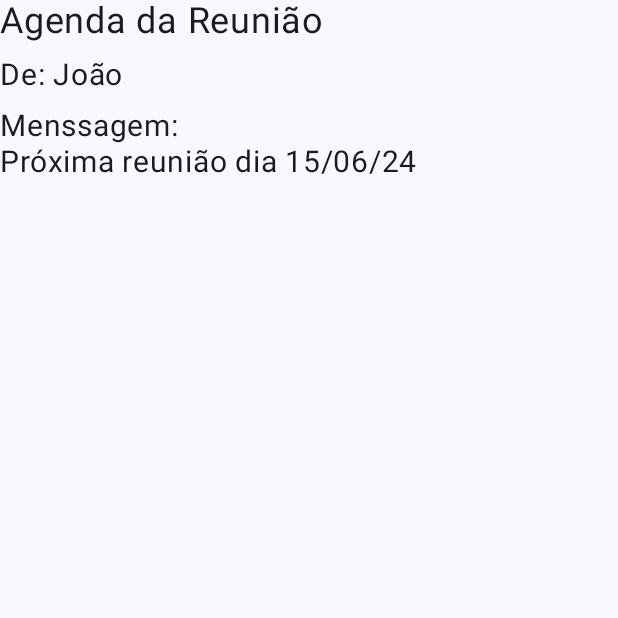
After one commit to Vanessa-Bertoldo/Challenge, an Android app built with Jetpack Compose: the LeitorEmailActivity screen opened directly, with no data from a screen before it, on a phone screen of 412 x 824 dp, the top half of it. The commit adds this screen. Run offline under Robolectric (Android 15) with nearby library versions, the phone set to English and light mode, and no system bars.

Commit message:
Codigo Gui TelaLeitorEmail

```diff
--- a/app/src/main/AndroidManifest.xml
+++ b/app/src/main/AndroidManifest.xml
@@ -12,6 +12,11 @@
         android:supportsRtl="true"
         android:theme="@style/Theme.Challenge"
         tools:targetApi="31">
+        <activity
+            android:name=".activitys.LeitorEmailActivity"
+            android:exported="false"
+            android:label="@string/title_activity_leitor_email"
+            android:theme="@style/Theme.Challenge" />
         <activity
             android:name=".activitys.CalendarActivity"
             android:exported="false" />
--- /dev/null
+++ b/app/src/main/java/br/com/fiap/challenge/activitys/LeitorEmailActivity.kt
@@ -0,0 +1,78 @@
+package br.com.fiap.challenge.activitys
+
+import android.os.Build
+import android.os.Bundle
+import androidx.activity.ComponentActivity
+import androidx.activity.compose.setContent
+import androidx.activity.enableEdgeToEdge
+import androidx.annotation.RequiresApi
+import androidx.compose.foundation.layout.Column
+import androidx.compose.foundation.layout.Row
+import androidx.compose.foundation.layout.fillMaxSize
+import androidx.compose.foundation.layout.padding
+import androidx.compose.material3.MaterialTheme
+import androidx.compose.material3.Scaffold
+import androidx.compose.material3.Surface
+import androidx.compose.material3.Text
+import androidx.compose.runtime.Composable
+import androidx.compose.ui.Modifier
+import androidx.compose.ui.tooling.preview.Preview
+import androidx.compose.ui.unit.dp
+import androidx.compose.ui.unit.sp
+import br.com.fiap.challenge.activitys.ui.theme.ChallengeTheme
+
+class LeitorEmailActivity : ComponentActivity() {
+    @RequiresApi(Build.VERSION_CODES.O)
+    override fun onCreate(savedInstanceState: Bundle?) {
+        super.onCreate(savedInstanceState)
+        setContent {
+            br.com.fiap.challenge.ui.theme.ChallengeTheme {
+                Surface(
+                    modifier = Modifier.fillMaxSize(),
+                    color = MaterialTheme.colorScheme.background
+                ) {
+                    TelaLeitorEmail()
+                }
+            }
+        }
+    }
+
+@Composable
+fun TelaLeitorEmail() {
+    Column() {
+        Text(
+            text = "Agenda da Reunião",
+            fontSize = 24.sp
+        )
+        Row {
+            Column(Modifier.padding(vertical = 10.dp)) {
+                Text(
+                    text = "De: João",
+                    fontSize = 20.sp
+                )
+            }
+        }
+        Row {
+            Column() {
+                Text(
+                    text = "Menssagem:",
+                    fontSize = 20.sp
+                )
+            }
+        }
+        Row {
+            Column() {
+                Text(
+                    text = "Próxima reunião dia 15/06/24",
+                    fontSize = 20.sp
+                )
+            }
+        }
+    }
+}
+
+@Preview(showBackground = true, showSystemUi = true)
+@Composable
+fun MeuComponentePreview() {
+    TelaLeitorEmail()
+}
--- /dev/null
+++ b/app/src/main/java/br/com/fiap/challenge/activitys/ui/theme/Type.kt
@@ -0,0 +1,34 @@
+package br.com.fiap.challenge.activitys.ui.theme
+
+import androidx.compose.material3.Typography
+import androidx.compose.ui.text.TextStyle
+import androidx.compose.ui.text.font.FontFamily
+import androidx.compose.ui.text.font.FontWeight
+import androidx.compose.ui.unit.sp
+
+// Set of Material typography styles to start with
+val Typography = Typography(
+    bodyLarge = TextStyle(
+        fontFamily = FontFamily.Default,
+        fontWeight = FontWeight.Normal,
+        fontSize = 16.sp,
+        lineHeight = 24.sp,
+        letterSpacing = 0.5.sp
+    )
+    /* Other default text styles to override
+    titleLarge = TextStyle(
+        fontFamily = FontFamily.Default,
+        fontWeight = FontWeight.Normal,
+        fontSize = 22.sp,
+        lineHeight = 28.sp,
+        letterSpacing = 0.sp
+    ),
+    labelSmall = TextStyle(
+        fontFamily = FontFamily.Default,
+        fontWeight = FontWeight.Medium,
+        fontSize = 11.sp,
+        lineHeight = 16.sp,
+        letterSpacing = 0.5.sp
+    )
+    */
+)
--- a/app/src/main/res/values/strings.xml
+++ b/app/src/main/res/values/strings.xml
@@ -1,3 +1,4 @@
 <resources>
     <string name="app_name">challenge</string>
+    <string name="title_activity_leitor_email">LeitorEmailActivity</string>
 </resources>
```
Also changed, not shown: app/src/main/java/br/com/fiap/challenge/activitys/ui/theme/Color.kt (added, +11 -0 lines), app/src/main/java/br/com/fiap/challenge/activitys/ui/theme/Theme.kt (added, +58 -0 lines).
